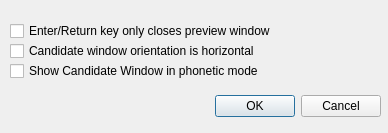
Qt form src/frontend/SettingsDialog.ui (OpenBangla/OpenBangla-Keyboard) before a commit.
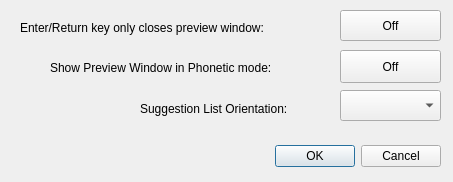
The same form after that commit.

Commit message: Improve Settings Dialog UI

The edit to the form file:
```diff
--- a/src/frontend/SettingsDialog.ui
+++ b/src/frontend/SettingsDialog.ui
@@ -6,8 +6,8 @@
    <rect>
     <x>0</x>
     <y>0</y>
-    <width>388</width>
-    <height>133</height>
+    <width>453</width>
+    <height>182</height>
    </rect>
   </property>
   <property name="windowTitle">
@@ -16,9 +16,9 @@
   <widget class="QDialogButtonBox" name="buttonBox">
    <property name="geometry">
     <rect>
-     <x>0</x>
-     <y>90</y>
-     <width>381</width>
+     <x>20</x>
+     <y>140</y>
+     <width>421</width>
      <height>32</height>
     </rect>
    </property>
@@ -29,43 +29,85 @@
     <set>QDialogButtonBox::Cancel|QDialogButtonBox::Ok</set>
    </property>
   </widget>
-  <widget class="QCheckBox" name="checkBoxPrevWin">
+  <widget class="QPushButton" name="btnClosePrevWin">
    <property name="geometry">
     <rect>
-     <x>10</x>
+     <x>340</x>
+     <y>10</y>
+     <width>101</width>
+     <height>31</height>
+    </rect>
+   </property>
+   <property name="text">
+    <string>Off</string>
+   </property>
+   <property name="checkable">
+    <bool>true</bool>
+   </property>
+  </widget>
+  <widget class="QComboBox" name="cmbOrientation">
+   <property name="geometry">
+    <rect>
+     <x>340</x>
+     <y>90</y>
+     <width>101</width>
+     <height>31</height>
+    </rect>
+   </property>
+  </widget>
+  <widget class="QLabel" name="label">
+   <property name="geometry">
+    <rect>
+     <x>20</x>
      <y>20</y>
-     <width>351</width>
-     <height>22</height>
+     <width>312</width>
+     <height>17</height>
     </rect>
    </property>
    <property name="text">
-    <string>Enter/Return key only closes preview window</string>
+    <string>&lt;html&gt;&lt;head/&gt;&lt;body&gt;&lt;p&gt;Enter/Return key only closes preview window:&lt;/p&gt;&lt;/body&gt;&lt;/html&gt;</string>
    </property>
   </widget>
-  <widget class="QCheckBox" name="checkBoxCandidateWinHorizontal">
+  <widget class="QLabel" name="label_2">
    <property name="geometry">
     <rect>
-     <x>10</x>
-     <y>40</y>
-     <width>341</width>
-     <height>22</height>
-    </rect>
-   </property>
-   <property name="text">
-    <string>Candidate window orientation is horizontal</string>
-   </property>
-  </widget>
-  <widget class="QCheckBox" name="checkBoxCWPhonetic">
-   <property name="geometry">
-    <rect>
-     <x>10</x>
+     <x>50</x>
      <y>60</y>
-     <width>331</width>
-     <height>22</height>
+     <width>280</width>
+     <height>17</height>
     </rect>
    </property>
    <property name="text">
-    <string>Show Candidate Window in phonetic mode</string>
+    <string>&lt;html&gt;&lt;head/&gt;&lt;body&gt;&lt;p&gt;Show Preview Window in Phonetic mode:&lt;/p&gt;&lt;/body&gt;&lt;/html&gt;</string>
+   </property>
+  </widget>
+  <widget class="QPushButton" name="btnShowPrevWin">
+   <property name="geometry">
+    <rect>
+     <x>340</x>
+     <y>50</y>
+     <width>101</width>
+     <height>33</height>
+    </rect>
+   </property>
+   <property name="text">
+    <string>Off</string>
+   </property>
+   <property name="checkable">
+    <bool>true</bool>
+   </property>
+  </widget>
+  <widget class="QLabel" name="label_3">
+   <property name="geometry">
+    <rect>
+     <x>140</x>
+     <y>100</y>
+     <width>191</width>
+     <height>17</height>
+    </rect>
+   </property>
+   <property name="text">
+    <string>Suggestion List Orientation:</string>
    </property>
   </widget>
  </widget>
```
The commit also changes 2 other files.
